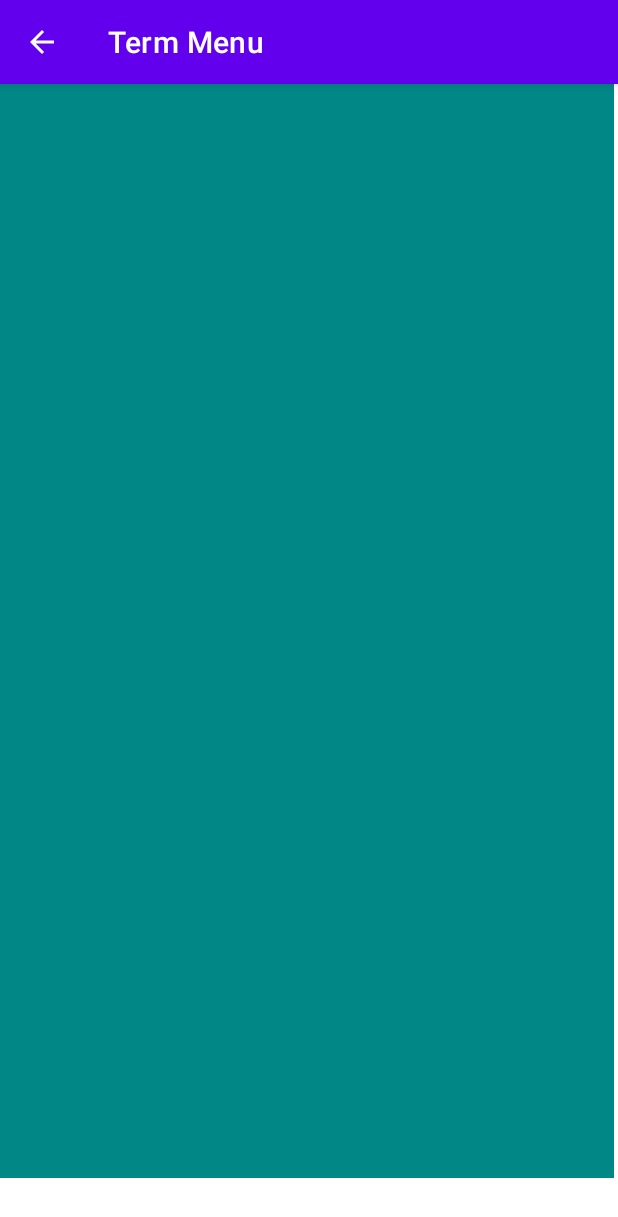
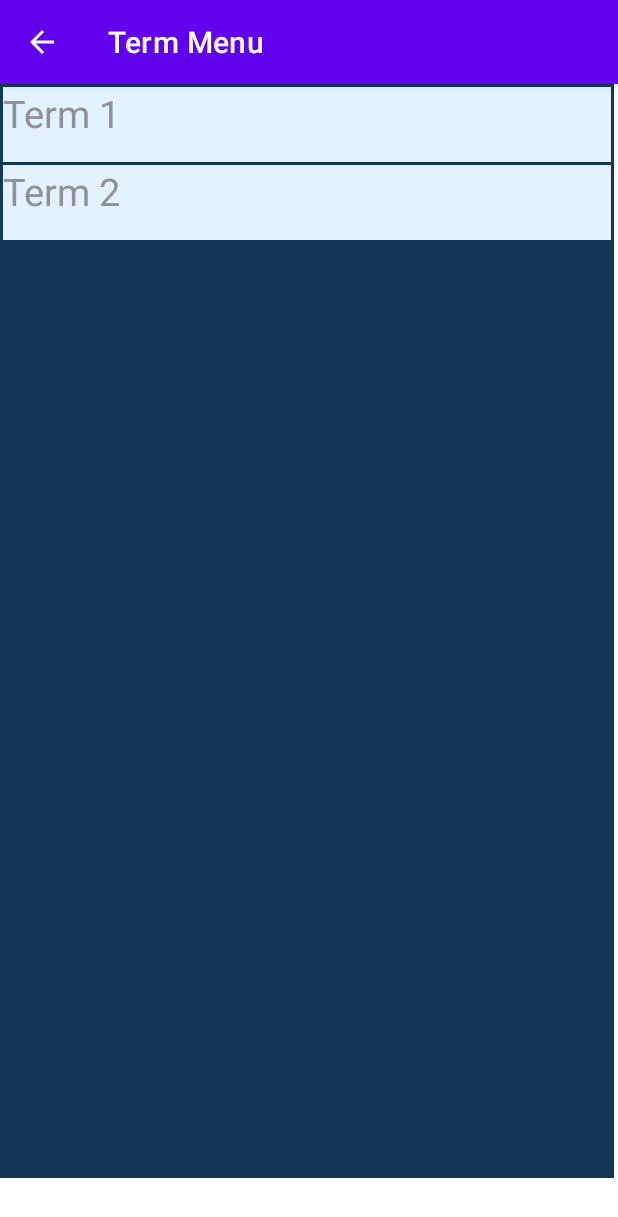
Before and after one commit to Dan-Bowering/C196_Project, an Android app: the screen it shows after launch (TermList), after a tap on "ENTER", on a phone screen of 412 x 824 dp. Shown: the top 1217 px of the screen. Run offline under Robolectric (Android 15) with nearby library versions, the phone set to English and light mode, and no system bars; our stand-ins replace Room's generated code.

Commit message:
Fixed issue returning the terms list from my repository.  Adjusted views in XML files for UI improvement.

```diff
--- a/app/src/main/AndroidManifest.xml
+++ b/app/src/main/AndroidManifest.xml
@@ -19,7 +19,7 @@
             android:name=".UI.TermList"
             android:label="Term Menu"
             android:exported="false"
-            android:parentActivityName=".UI.MainActivity"/>
+            android:parentActivityName=".UI.MainActivity" />
         <activity
             android:name=".UI.MainActivity"
             android:exported="true">
--- a/app/src/main/java/com/example/c196project/Database/Repository.java
+++ b/app/src/main/java/com/example/c196project/Database/Repository.java
@@ -43,7 +43,7 @@ public class Repository {
         } catch (InterruptedException e) {
             e.printStackTrace();
         }
-        return null;
+        return mAllTerms;
     }
 
     public void insert(Term term) {
--- a/app/src/main/java/com/example/c196project/Database/StudentViewDatabaseBuilder.java
+++ b/app/src/main/java/com/example/c196project/Database/StudentViewDatabaseBuilder.java
@@ -31,7 +31,6 @@ public abstract class StudentViewDatabaseBuilder extends RoomDatabase {
                         .fallbackToDestructiveMigration()
                         .build();
                 }
-
             }
         }
         return INSTANCE;
--- a/app/src/main/java/com/example/c196project/UI/MainActivity.java
+++ b/app/src/main/java/com/example/c196project/UI/MainActivity.java
@@ -16,15 +16,17 @@ public class MainActivity extends AppCompatActivity {
     protected void onCreate(Bundle savedInstanceState) {
         super.onCreate(savedInstanceState);
         setContentView(R.layout.activity_main);
+        Repository repo = new Repository(getApplication());
+        Term term = new Term(1, "Term 1", "02/01/2022", "07/31/2022");
+        repo.insert(term);
+        Term termTwo = new Term(2, "Term 2", "08/01/2022", "01/31/2023");
+        repo.insert(termTwo);
     }
 
     public void enterHandler(View view) {
         Intent intent = new Intent(MainActivity.this, TermList.class);
         startActivity(intent);
 
-        Repository repo = new Repository(getApplication());
-        Term term = new Term(1, "Term 1", "02/01/2022", "07/31/2022");
-        repo.insert(term);
     }
 
 }
--- a/app/src/main/java/com/example/c196project/UI/TermList.java
+++ b/app/src/main/java/com/example/c196project/UI/TermList.java
@@ -19,8 +19,6 @@ public class TermList extends AppCompatActivity {
     protected void onCreate(Bundle savedInstanceState) {
         super.onCreate(savedInstanceState);
         setContentView(R.layout.activity_term_list);
-        getSupportActionBar().setDisplayHomeAsUpEnabled(true);
-        getSupportActionBar().setDisplayHomeAsUpEnabled(true);
         RecyclerView recyclerView = findViewById(R.id.recyclerView);
         Repository repository = new Repository((getApplication()));
         List<Term> terms = repository.getAllTerms();
--- a/app/src/main/res/drawable/ic_launcher_foreground.xml
+++ b/app/src/main/res/drawable/ic_launcher_foreground.xml
@@ -4,7 +4,7 @@
     android:height="24dp"
     android:viewportWidth="24"
     android:viewportHeight="24"
-    android:tint="?attr/colorControlNormal">
+    android:tint="#143757">
   <path
       android:fillColor="@android:color/white"
       android:pathData="M5,13.18v4L12,21l7,-3.82v-4L12,17l-7,-3.82zM12,3L1,9l11,6 9,-4.91V17h2V9L12,3z"/>
--- a/app/src/main/res/layout/activity_main.xml
+++ b/app/src/main/res/layout/activity_main.xml
@@ -39,6 +39,7 @@
         android:layout_marginBottom="21dp"
         android:text="Welcome To WGU Student View"
         android:textSize="25dp"
+        android:textColor="@color/black"
         android:textAlignment="center"
         app:layout_constraintBottom_toTopOf="@+id/imageView"
         app:layout_constraintEnd_toEndOf="parent"
--- a/app/src/main/res/layout/activity_term_list.xml
+++ b/app/src/main/res/layout/activity_term_list.xml
@@ -10,9 +10,7 @@
         android:id="@+id/recyclerView"
         android:layout_width="409dp"
         android:layout_height="729dp"
-        android:background="@color/teal_700"
-        tools:layout_editor_absoluteX="1dp"
-        tools:layout_editor_absoluteY="1dp"
+        android:background="#143757"
         app:layout_constraintLeft_toLeftOf="parent"
-        app:layout_constraintTop_toTopOf="parent"/>
+        app:layout_constraintTop_toTopOf="parent" />
 </androidx.constraintlayout.widget.ConstraintLayout>
--- a/app/src/main/res/layout/term_list_item.xml
+++ b/app/src/main/res/layout/term_list_item.xml
@@ -7,11 +7,13 @@
 
     <TextView
         android:id="@+id/textView2"
-        android:layout_width="wrap_content"
-        android:layout_height="wrap_content"
+        android:layout_width="match_parent"
+        android:layout_height="50dp"
+        android:paddingBottom="@dimen/cardview_compat_inset_shadow"
         android:text="TextView"
+        android:textSize="25dp"
         android:layout_margin="2dp"
-        android:background="@color/purple_700"
+        android:background="#E3F2FD"
         app:layout_constraintTop_toTopOf="parent"
         app:layout_constraintLeft_toLeftOf="parent"
         tools:layout_editor_absoluteY="243dp" />
```
Also changed, not shown: app/src/main/java/com/example/c196project/UI/TermAdapter.java (+2 -6 lines).
